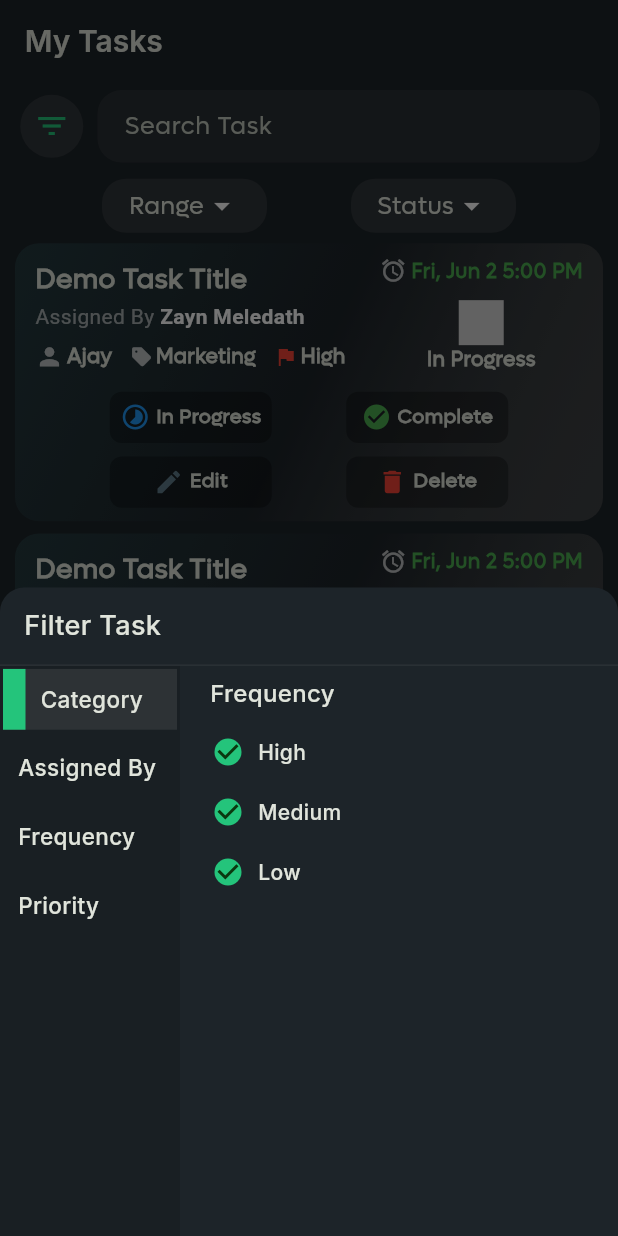
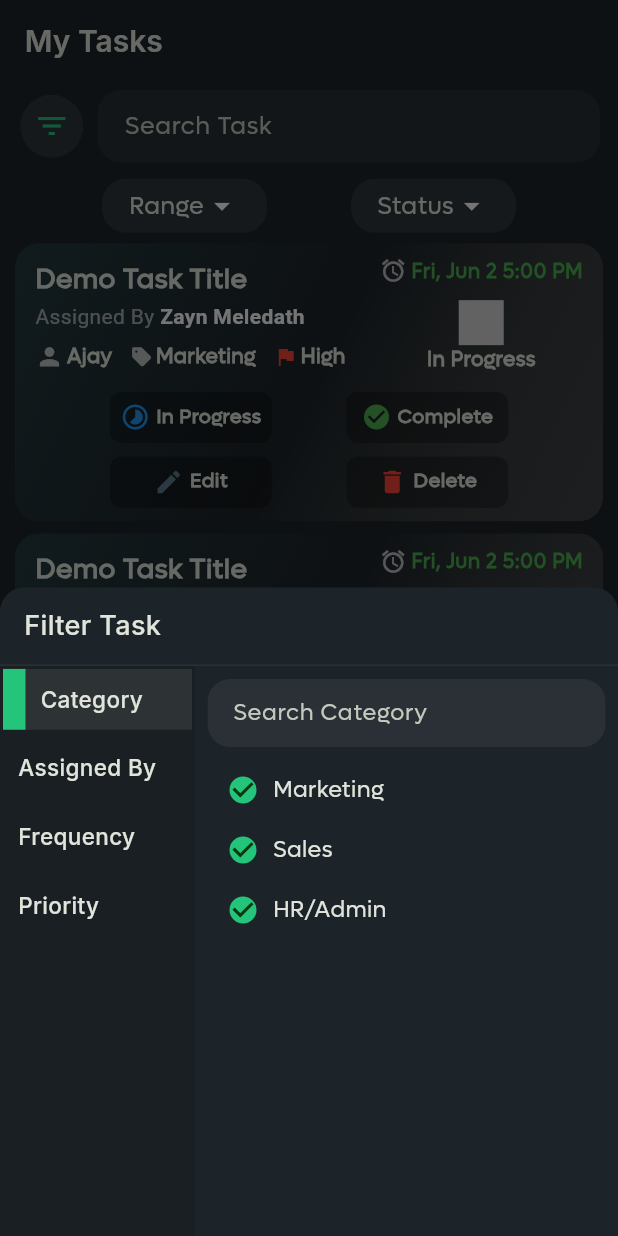
Before and after one commit to ZaynMeledath/turningpoint_tms, a Flutter app: the MyTasksScreen screen opened directly, after a tap on the "filter list" icon, on a phone screen of 412 x 824 dp. Run offline on Flutter 3.47's test engine with Material 3 defaults, Android fonts, the phone set to English and light mode, and no system bars; drawn by our look-alikes of flutter_animate; our stand-ins replace animated_bottom_navigation_bar, fl_chart, flutter_screenutil, get, google_fonts, lottie and 1 more.

Commit message:
State management added to the filter bottom sheet

```diff
--- a/lib/controller/tasks_controller.dart
+++ b/lib/controller/tasks_controller.dart
@@ -31,6 +31,22 @@ class TasksController extends GetxController {
   //To animate the entry of the Weekly and Monthly frequencies segments
   Rx<bool> scaleWeekly = false.obs;
   Rx<bool> scaleMonthly = false.obs;
+
+  RxMap<String, bool> filterOptionSelectedMap = {
+    'category': true,
+    'assigned': false,
+    'frequency': false,
+    'priority': false,
+  }.obs;
+
+  String selectedFilterOptionKey = 'category';
+
+//====================Select Filter ====================//
+  void selectFilterOption({required String key}) {
+    filterOptionSelectedMap[selectedFilterOptionKey] = false;
+    filterOptionSelectedMap[key] = true;
+    selectedFilterOptionKey = key;
+  }
 
 //====================Change Task Priority====================//
   void changeTaskPriority(int index) {
--- a/lib/view/task_management/my_tasks/dialogs/segments/category_filter_segment.dart
+++ b/lib/view/task_management/my_tasks/dialogs/segments/category_filter_segment.dart
@@ -39,9 +39,8 @@ Widget categoryFilterSegment({
                   ),
                   Text(
                     list[index],
-                    style: GoogleFonts.inter(
-                      fontSize: 14.sp,
-                      fontWeight: FontWeight.w500,
+                    style: TextStyle(
+                      fontSize: 15.sp,
                     ),
                   ),
                 ],
--- a/lib/view/task_management/my_tasks/dialogs/segments/priority_filter_segment.dart
+++ b/lib/view/task_management/my_tasks/dialogs/segments/priority_filter_segment.dart
@@ -6,15 +6,24 @@ Widget priorityFilterSegment() {
     child: Column(
       crossAxisAlignment: CrossAxisAlignment.start,
       children: [
-        SizedBox(height: 8.h),
+        SizedBox(height: 12.h),
         Padding(
           padding: EdgeInsets.only(left: 20.w),
-          child: Text(
-            'Frequency',
-            style: GoogleFonts.inter(
-              fontSize: 16.sp,
-              fontWeight: FontWeight.w500,
-            ),
+          child: Row(
+            children: [
+              Icon(
+                Icons.flag,
+                size: 22.w,
+              ),
+              SizedBox(width: 2.w),
+              Text(
+                'Priority',
+                style: TextStyle(
+                  fontSize: 16.sp,
+                  fontWeight: FontWeight.w600,
+                ),
+              ),
+            ],
           ),
         ),
         Expanded(
@@ -22,7 +31,7 @@ Widget priorityFilterSegment() {
             itemCount: 3,
             padding: EdgeInsets.symmetric(
               horizontal: 12.w,
-              vertical: 8.h,
+              vertical: 4.h,
             ),
             itemBuilder: (context, index) {
               return Row(
@@ -39,9 +48,8 @@ Widget priorityFilterSegment() {
                   ),
                   Text(
                     list[index],
-                    style: GoogleFonts.inter(
-                      fontSize: 14.sp,
-                      fontWeight: FontWeight.w500,
+                    style: TextStyle(
+                      fontSize: 15.sp,
                     ),
                   ),
                 ],
--- a/lib/view/task_management/my_tasks/dialogs/show_filter_bottom_sheet.dart
+++ b/lib/view/task_management/my_tasks/dialogs/show_filter_bottom_sheet.dart
@@ -3,9 +3,11 @@ part of '../my_tasks_screen.dart';
 Future<Object?> showFilterBottomSheet({
   required TextEditingController categorySearchController,
   required TextEditingController assignedSearchController,
+  required TasksController tasksController,
 }) async {
   return Get.bottomSheet(
-    Container(
+    Obx(
+      () => Container(
         height: 480.h,
         decoration: const BoxDecoration(
           color: Color.fromRGBO(29, 36, 41, 1),
@@ -41,51 +43,79 @@ Future<Object?> showFilterBottomSheet({
                 children: [
                   //--------------------Filter Key Part--------------------//
                   Container(
-                  width: 120.w,
+                    width: 130.w,
                     padding: EdgeInsets.all(2.w),
                     decoration: BoxDecoration(
                       color: Colors.black.withOpacity(.15),
                     ),
                     child: Column(
                       children: [
-                      filterItem(
+                        InkWell(
+                          onTap: () => tasksController.selectFilterOption(
+                            key: 'category',
+                          ),
+                          child: filterItem(
                             title: 'Category',
-                        isActive: true,
+                            isActive: tasksController
+                                .filterOptionSelectedMap['category']!,
+                          ),
                         ),
                         SizedBox(height: 6.h),
-                      filterItem(
+                        InkWell(
+                          onTap: () => tasksController.selectFilterOption(
+                            key: 'assigned',
+                          ),
+                          child: filterItem(
                             title: 'Assigned By',
-                        isActive: false,
+                            isActive: tasksController
+                                .filterOptionSelectedMap['assigned']!,
+                          ),
                         ),
                         SizedBox(height: 6.h),
-                      filterItem(
+                        InkWell(
+                          onTap: () => tasksController.selectFilterOption(
+                            key: 'frequency',
+                          ),
+                          child: filterItem(
                             title: 'Frequency',
-                        isActive: false,
+                            isActive: tasksController
+                                .filterOptionSelectedMap['frequency']!,
+                          ),
                         ),
                         SizedBox(height: 6.h),
-                      filterItem(
+                        InkWell(
+                          onTap: () => tasksController.selectFilterOption(
+                            key: 'priority',
+                          ),
+                          child: filterItem(
                             title: 'Priority',
-                        isActive: false,
+                            isActive: tasksController
+                                .filterOptionSelectedMap['priority']!,
+                          ),
                         ),
                       ],
                     ),
                   ),
                   //--------------------Filter Value Part--------------------//
-                // categoryFilterSegment(
-                //   categorySearchController: categorySearchController,
-                // ),
-
-                // assignedFilterSegment(
-                //     assignedSearchController: assignedSearchController,),
-
-                // frequencyFilterSegment(),
-
-                priorityFilterSegment(),
+                  tasksController.selectedFilterOptionKey == 'category'
+                      ? categoryFilterSegment(
+                          categorySearchController: categorySearchController,
+                        )
+                      : tasksController.selectedFilterOptionKey == 'assigned'
+                          ? assignedFilterSegment(
+                              assignedSearchController:
+                                  assignedSearchController,
+                            )
+                          : tasksController.selectedFilterOptionKey ==
+                                  'frequency'
+                              ? frequencyFilterSegment()
+                              : priorityFilterSegment(),
                 ],
               ),
             ),
           ],
         ),
       ),
+    ),
   );
 }
--- a/lib/view/task_management/my_tasks/my_tasks_screen.dart
+++ b/lib/view/task_management/my_tasks/my_tasks_screen.dart
@@ -5,6 +5,7 @@ import 'package:get/get.dart';
 import 'package:google_fonts/google_fonts.dart';
 import 'package:lottie/lottie.dart';
 import 'package:turning_point_tasks_app/constants/app_constants.dart';
+import 'package:turning_point_tasks_app/controller/tasks_controller.dart';
 import 'package:turning_point_tasks_app/controller/user_controller.dart';
 import 'package:turning_point_tasks_app/utils/widgets/my_app_bar.dart';
 import 'package:turning_point_tasks_app/utils/widgets/name_letter_avatar.dart';
@@ -34,6 +35,7 @@ class _MyTasksScreenState extends State<MyTasksScreen>
   late final TextEditingController categorySearchController;
   late final TextEditingController assignedSearchController;
   final userController = Get.put(UserController());
+  final tasksController = Get.put(TasksController());
   int animationCounter = 0;
 
   @override
@@ -94,6 +96,7 @@ class _MyTasksScreenState extends State<MyTasksScreen>
                 categorySearchController: categorySearchController,
                 assignedSearchController: assignedSearchController,
                 userController: userController,
+                tasksController: tasksController,
               ),
             ),
           ),
--- a/lib/view/task_management/my_tasks/segments/filter_section.dart
+++ b/lib/view/task_management/my_tasks/segments/filter_section.dart
@@ -5,6 +5,7 @@ Widget filterSection({
   required TextEditingController categorySearchController,
   required TextEditingController assignedSearchController,
   required UserController userController,
+  required TasksController tasksController,
 }) {
   return Padding(
     padding: const EdgeInsets.symmetric(horizontal: 12),
@@ -19,6 +20,7 @@ Widget filterSection({
                 await showFilterBottomSheet(
                   categorySearchController: categorySearchController,
                   assignedSearchController: assignedSearchController,
+                  tasksController: tasksController,
                 );
               },
               child: Container(
```
Also changed, not shown: lib/view/task_management/my_tasks/dialogs/segments/assigned_filter_segment.dart (+5 -6 lines), lib/view/task_management/my_tasks/dialogs/segments/frequency_filter_segment.dart (+4 -5 lines). Lines whose indentation alone changed are shown as unchanged.
